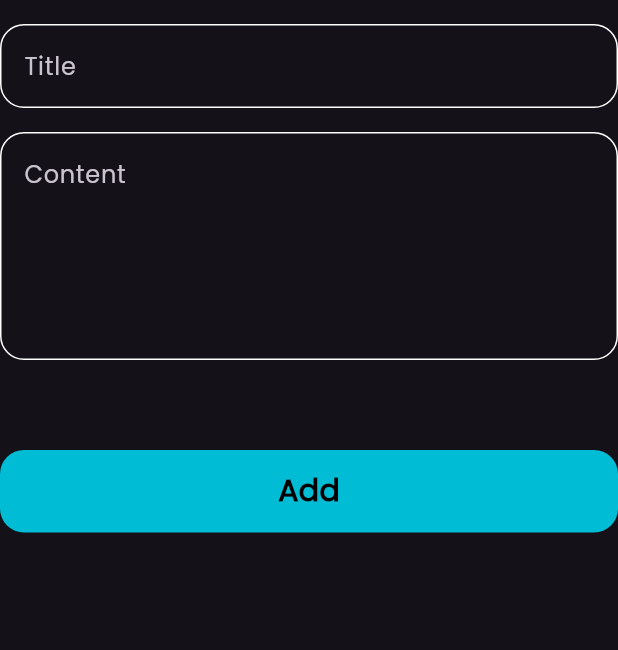
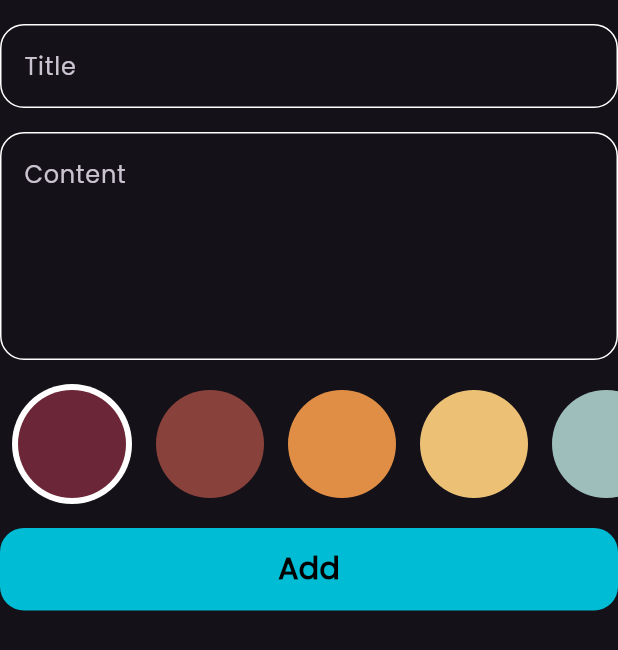
Before and after one commit to mhadad99/Note-App, a Flutter app: the AddNoteForm widget shown alone on an empty page, opened directly, on a phone screen of 412 x 824 dp. Shown: the top 650 px of the screen. Run offline on Flutter 3.47's test engine with Material 3 defaults, Android fonts, the phone set to English and light mode, and no system bars; our stand-ins replace bloc, flutter_bloc, font_awesome_flutter, hive, hive_flutter; accounts and stored records are empty.

Commit message:
edit note color

```diff
--- a/lib/constants.dart
+++ b/lib/constants.dart
@@ -2,3 +2,14 @@ import 'package:flutter/material.dart';
 
 const kPrimaryColor = Colors.cyan;
 const kNotesBox = "notes_box";
+List<Color> kColors = const [
+  Color(0xff6b2737),
+  Color(0xff89413b),
+  Color(0xffe08e45),
+  Color(0xffecc176),
+  Color(0xff9dbebb),
+  Color(0xff9dbebb),
+  Color(0xffbdf7b7),
+  Color(0xff7b9db7),
+  Color(0xff468189),
+];
--- a/lib/cubits/add_note_cubit/add_note_cubit.dart
+++ b/lib/cubits/add_note_cubit/add_note_cubit.dart
@@ -1,4 +1,5 @@
 import 'package:bloc/bloc.dart';
+import 'package:flutter/material.dart';
 import 'package:hive_flutter/hive_flutter.dart';
 import 'package:note_app/constants.dart';
 import 'package:note_app/models/note_model.dart';
@@ -8,7 +9,10 @@ part 'add_note_state.dart';
 class AddNoteCubit extends Cubit<AddNoteState> {
   AddNoteCubit() : super(AddNoteInitial());
 
+  Color color = const Color(0xff6b2737);
+
   addNote(NoteModel note) async {
+    note.color = color.value;
     try {
       emit(AddNoteLoading());
       var notesBox = Hive.box<NoteModel>(kNotesBox);
--- a/lib/views/widgets/add_note_bottom_sheet.dart
+++ b/lib/views/widgets/add_note_bottom_sheet.dart
@@ -1,12 +1,9 @@
 import 'package:flutter/material.dart';
 import 'package:flutter_bloc/flutter_bloc.dart';
-import 'package:intl/intl.dart';
 import 'package:note_app/cubits/add_note_cubit/add_note_cubit.dart';
-import 'package:note_app/models/note_model.dart';
-import 'package:note_app/views/widgets/custom_button.dart';
 
 import '../../cubits/notes_cubit/notes_cubit.dart';
-import 'custom_text_field.dart';
+import 'add_note_form.dart';
 
 class AddNoteBottomSheet extends StatelessWidget {
   const AddNoteBottomSheet({super.key});
@@ -43,78 +40,3 @@ class AddNoteBottomSheet extends StatelessWidget {
     );
   }
 }
-
-class AddNoteForm extends StatefulWidget {
-  const AddNoteForm({
-    super.key,
-  });
-
-  @override
-  State<AddNoteForm> createState() => _AddNoteFormState();
-}
-
-class _AddNoteFormState extends State<AddNoteForm> {
-  final GlobalKey<FormState> formKey = GlobalKey();
-
-  AutovalidateMode autovalidateMode = AutovalidateMode.disabled;
-
-  String? title, subtitle;
-
-  @override
-  Widget build(BuildContext context) {
-    return Form(
-      key: formKey,
-      child: Column(
-        children: [
-          const SizedBox(
-            height: 16,
-          ),
-          CustomTextField(
-            hint: "Title",
-            onSaved: (value) {
-              title = value;
-            },
-          ),
-          const SizedBox(
-            height: 16,
-          ),
-          CustomTextField(
-            hint: "Content",
-            maxLines: 5,
-            onSaved: (value) {
-              subtitle = value;
-            },
-          ),
-          const SizedBox(
-            height: 60,
-          ),
-          BlocBuilder<AddNoteCubit, AddNoteState>(
-            builder: (context, state) {
-              return CustomButton(
-                isLoading: state is AddNoteLoading ? true : false,
-                onTap: () {
-                  if (formKey.currentState!.validate()) {
-                    formKey.currentState!.save();
-                    var currentDate = DateFormat.yMMMd().format(DateTime.now());
-                    var noteModel = NoteModel(
-                        title: title!,
-                        subtitle: subtitle!,
-                        date: currentDate,
-                        color: Colors.blue.value);
-                    BlocProvider.of<AddNoteCubit>(context).addNote(noteModel);
-                  } else {
-                    autovalidateMode = AutovalidateMode.always;
-                    setState(() {});
-                  }
-                },
-              );
-            },
-          ),
-          const SizedBox(
-            height: 16,
-          ),
-        ],
-      ),
-    );
-  }
-}
--- /dev/null
+++ b/lib/views/widgets/add_note_form.dart
@@ -0,0 +1,88 @@
+import 'package:flutter/material.dart';
+import 'package:flutter_bloc/flutter_bloc.dart';
+import 'package:intl/intl.dart';
+
+import '../../cubits/add_note_cubit/add_note_cubit.dart';
+import '../../models/note_model.dart';
+import 'color_item.dart';
+import 'custom_button.dart';
+import 'custom_text_field.dart';
+
+class AddNoteForm extends StatefulWidget {
+  const AddNoteForm({
+    super.key,
+  });
+
+  @override
+  State<AddNoteForm> createState() => _AddNoteFormState();
+}
+
+class _AddNoteFormState extends State<AddNoteForm> {
+  final GlobalKey<FormState> formKey = GlobalKey();
+
+  AutovalidateMode autovalidateMode = AutovalidateMode.disabled;
+
+  String? title, subtitle;
+
+  @override
+  Widget build(BuildContext context) {
+    return Form(
+      key: formKey,
+      child: Column(
+        children: [
+          const SizedBox(
+            height: 16,
+          ),
+          CustomTextField(
+            hint: "Title",
+            onSaved: (value) {
+              title = value;
+            },
+          ),
+          const SizedBox(
+            height: 16,
+          ),
+          CustomTextField(
+            hint: "Content",
+            maxLines: 5,
+            onSaved: (value) {
+              subtitle = value;
+            },
+          ),
+          const SizedBox(
+            height: 16,
+          ),
+          const ColorListView(),
+          const SizedBox(
+            height: 16,
+          ),
+          BlocBuilder<AddNoteCubit, AddNoteState>(
+            builder: (context, state) {
+              return CustomButton(
+                isLoading: state is AddNoteLoading ? true : false,
+                onTap: () {
+                  if (formKey.currentState!.validate()) {
+                    formKey.currentState!.save();
+                    var currentDate = DateFormat.yMMMd().format(DateTime.now());
+                    var noteModel = NoteModel(
+                        title: title!,
+                        subtitle: subtitle!,
+                        date: currentDate,
+                        color: Colors.blue.value);
+                    BlocProvider.of<AddNoteCubit>(context).addNote(noteModel);
+                  } else {
+                    autovalidateMode = AutovalidateMode.always;
+                    setState(() {});
+                  }
+                },
+              );
+            },
+          ),
+          const SizedBox(
+            height: 16,
+          ),
+        ],
+      ),
+    );
+  }
+}
--- /dev/null
+++ b/lib/views/widgets/color_item.dart
@@ -0,0 +1,62 @@
+import 'package:flutter/material.dart';
+import 'package:flutter_bloc/flutter_bloc.dart';
+import 'package:note_app/constants.dart';
+import 'package:note_app/cubits/add_note_cubit/add_note_cubit.dart';
+
+class ColorItem extends StatelessWidget {
+  const ColorItem({super.key, required this.isActive, required this.color});
+  final bool isActive;
+  final Color color;
+  @override
+  Widget build(BuildContext context) {
+    return isActive
+        ? CircleAvatar(
+            radius: 40,
+            backgroundColor: Colors.white,
+            child: CircleAvatar(
+              radius: 36,
+              backgroundColor: color,
+            ),
+          )
+        : CircleAvatar(
+            radius: 36,
+            backgroundColor: color,
+          );
+  }
+}
+
+class ColorListView extends StatefulWidget {
+  const ColorListView({super.key});
+
+  @override
+  State<ColorListView> createState() => _ColorListViewState();
+}
+
+class _ColorListViewState extends State<ColorListView> {
+  int currentIndex = 0;
+
+  @override
+  Widget build(BuildContext context) {
+    return SizedBox(
+      height: 80,
+      child: ListView.builder(
+        scrollDirection: Axis.horizontal,
+        itemCount: kColors.length,
+        itemBuilder: (context, index) => Padding(
+          padding: const EdgeInsets.symmetric(horizontal: 8.0),
+          child: GestureDetector(
+            onTap: () {
+              BlocProvider.of<AddNoteCubit>(context).color = kColors[index];
+              currentIndex = index;
+              setState(() {});
+            },
+            child: ColorItem(
+              isActive: currentIndex == index,
+              color: kColors[index],
+            ),
+          ),
+        ),
+      ),
+    );
+  }
+}
```
Also changed, not shown: lib/views/widgets/edit_note_view_body.dart (+51 -0 lines).
